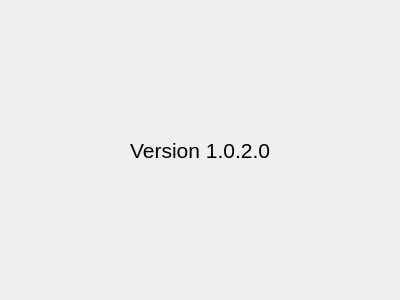
Before: the Qt Designer form SpeakEnglish/WelcomeForm.ui in olegphpgithub/ChallengeAccepted, drawn with Qt 5.
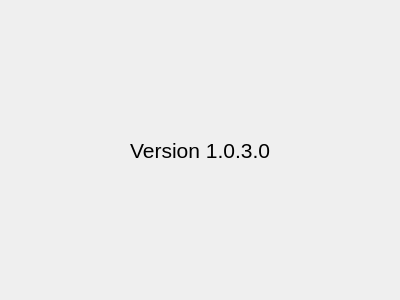
After: the same form once the commit is applied.

What changed in the file:
```diff
--- a/SpeakEnglish/WelcomeForm.ui
+++ b/SpeakEnglish/WelcomeForm.ui
@@ -22,7 +22,7 @@
       </font>
      </property>
      <property name="text">
-      <string>Version 1.0.2.0</string>
+      <string>Version 1.0.3.0</string>
      </property>
      <property name="alignment">
       <set>Qt::AlignCenter</set>
```
